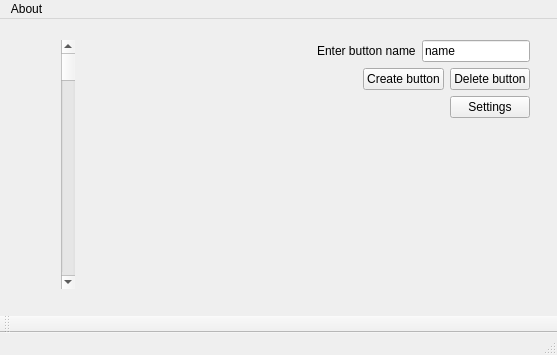
This is GUI/GUI/mainwindow.ui in vNexx/Jarvis as Qt 5 draws it before an edit. The edited form follows.
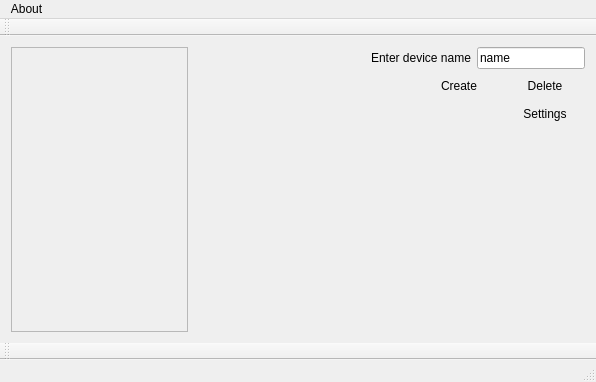
This is the edited form.

The edit to the form file:
```diff
--- a/GUI/GUI/mainwindow.ui
+++ b/GUI/GUI/mainwindow.ui
@@ -6,43 +6,75 @@
    <rect>
     <x>0</x>
     <y>0</y>
-    <width>557</width>
-    <height>355</height>
+    <width>596</width>
+    <height>382</height>
    </rect>
   </property>
   <property name="windowTitle">
    <string>MainWindow</string>
   </property>
   <widget class="QWidget" name="centralWidget">
-   <widget class="QWidget" name="layoutWidget">
+   <layout class="QHBoxLayout" name="horizontalLayout_4">
+    <item>
+     <widget class="QScrollArea" name="scrollArea">
+      <property name="minimumSize">
+       <size>
+        <width>100</width>
+        <height>60</height>
+       </size>
+      </property>
+      <property name="maximumSize">
+       <size>
+        <width>250</width>
+        <height>16777215</height>
+       </size>
+      </property>
+      <property name="lineWidth">
+       <number>1</number>
+      </property>
+      <property name="verticalScrollBarPolicy">
+       <enum>Qt::ScrollBarAsNeeded</enum>
+      </property>
+      <property name="horizontalScrollBarPolicy">
+       <enum>Qt::ScrollBarAlwaysOff</enum>
+      </property>
+      <property name="sizeAdjustPolicy">
+       <enum>QAbstractScrollArea::AdjustToContents</enum>
+      </property>
+      <property name="widgetResizable">
+       <bool>true</bool>
+      </property>
+      <property name="alignment">
+       <set>Qt::AlignJustify|Qt::AlignVCenter</set>
+      </property>
+      <widget class="QWidget" name="scrollAreaWidgetContents">
     <property name="geometry">
      <rect>
-      <x>50</x>
+         <x>0</x>
+         <y>0</y>
+         <width>157</width>
+         <height>293</height>
+        </rect>
+       </property>
+       <widget class="QWidget" name="verticalLayoutWidget">
+        <property name="geometry">
+         <rect>
+          <x>10</x>
       <y>10</y>
-      <width>491</width>
+          <width>131</width>
       <height>271</height>
      </rect>
     </property>
-    <layout class="QGridLayout" name="mainLayout">
-     <item row="0" column="0" rowspan="2">
-      <layout class="QHBoxLayout" name="horizontalLayout_4">
-       <item>
-        <widget class="QScrollBar" name="verticalScrollBar">
-         <property name="orientation">
-          <enum>Qt::Vertical</enum>
-         </property>
-        </widget>
-       </item>
-       <item>
         <layout class="QVBoxLayout" name="verticalLayoutLeft">
-         <property name="rightMargin">
-          <number>94</number>
+         <property name="sizeConstraint">
+          <enum>QLayout::SetMinAndMaxSize</enum>
          </property>
         </layout>
-       </item>
-      </layout>
-     </item>
-     <item row="0" column="1">
+       </widget>
+      </widget>
+     </widget>
+    </item>
+    <item>
       <spacer name="horizontalSpacer_3">
        <property name="orientation">
         <enum>Qt::Horizontal</enum>
@@ -55,14 +87,14 @@
        </property>
       </spacer>
      </item>
-     <item row="0" column="2">
+    <item>
       <layout class="QVBoxLayout" name="verticalLayout">
        <item>
         <layout class="QHBoxLayout" name="horizontalLayout">
          <item>
           <widget class="QLabel" name="label">
            <property name="text">
-            <string>Enter button name</string>
+           <string>Enter device name</string>
            </property>
           </widget>
          </item>
@@ -99,17 +131,20 @@
             <string/>
            </property>
            <property name="text">
-            <string>Create button</string>
+           <string>Create</string>
            </property>
            <property name="flat">
-            <bool>false</bool>
+           <bool>true</bool>
            </property>
           </widget>
          </item>
          <item>
           <widget class="QPushButton" name="deleteButton">
            <property name="text">
-            <string>Delete button</string>
+           <string>Delete</string>
+          </property>
+          <property name="flat">
+           <bool>true</bool>
            </property>
           </widget>
          </item>
@@ -135,13 +170,14 @@
            <property name="text">
             <string>Settings</string>
            </property>
+          <property name="flat">
+           <bool>true</bool>
+          </property>
           </widget>
          </item>
         </layout>
        </item>
-      </layout>
-     </item>
-     <item row="1" column="2">
+      <item>
       <spacer name="verticalSpacer">
        <property name="orientation">
         <enum>Qt::Vertical</enum>
@@ -155,14 +191,15 @@
       </spacer>
      </item>
     </layout>
-   </widget>
+    </item>
+   </layout>
   </widget>
   <widget class="QMenuBar" name="menuBar">
    <property name="geometry">
     <rect>
      <x>0</x>
      <y>0</y>
-     <width>557</width>
+     <width>596</width>
      <height>19</height>
     </rect>
    </property>
@@ -184,6 +221,17 @@
    </attribute>
   </widget>
   <widget class="QStatusBar" name="statusBar"/>
+  <widget class="QToolBar" name="toolBar">
+   <property name="windowTitle">
+    <string>toolBar</string>
+   </property>
+   <attribute name="toolBarArea">
+    <enum>TopToolBarArea</enum>
+   </attribute>
+   <attribute name="toolBarBreak">
+    <bool>false</bool>
+   </attribute>
+  </widget>
   <action name="actionJ_A_R_V_I_S_project">
    <property name="checkable">
     <bool>false</bool>
```
Lines whose indentation alone changed are shown as unchanged.
